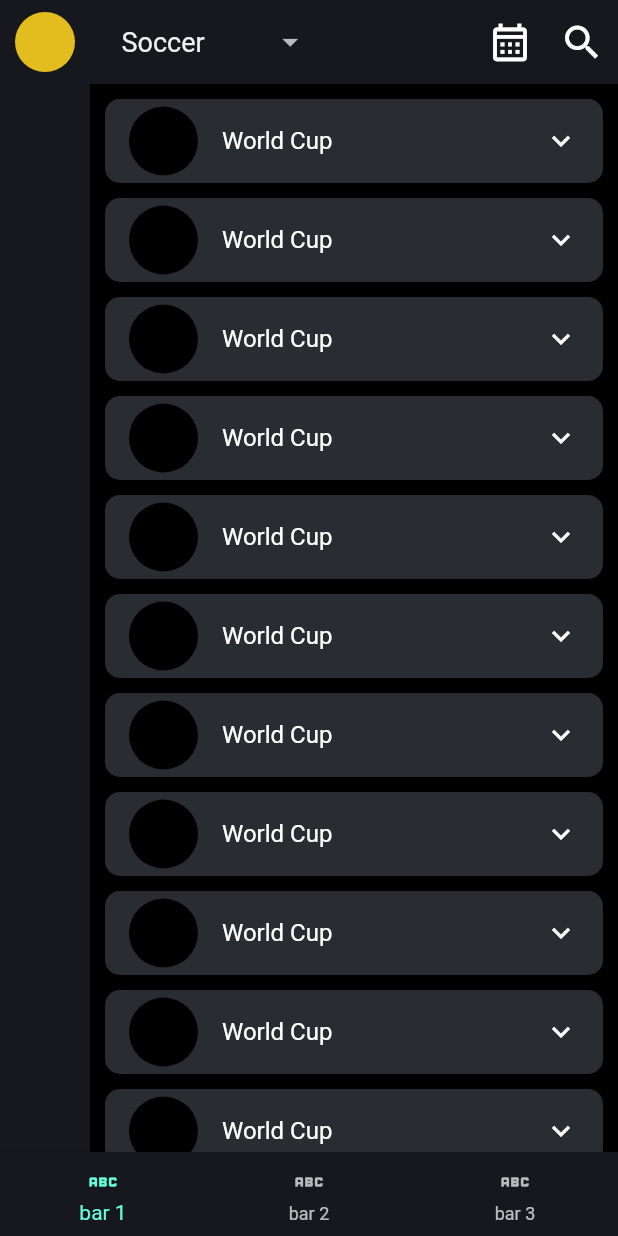
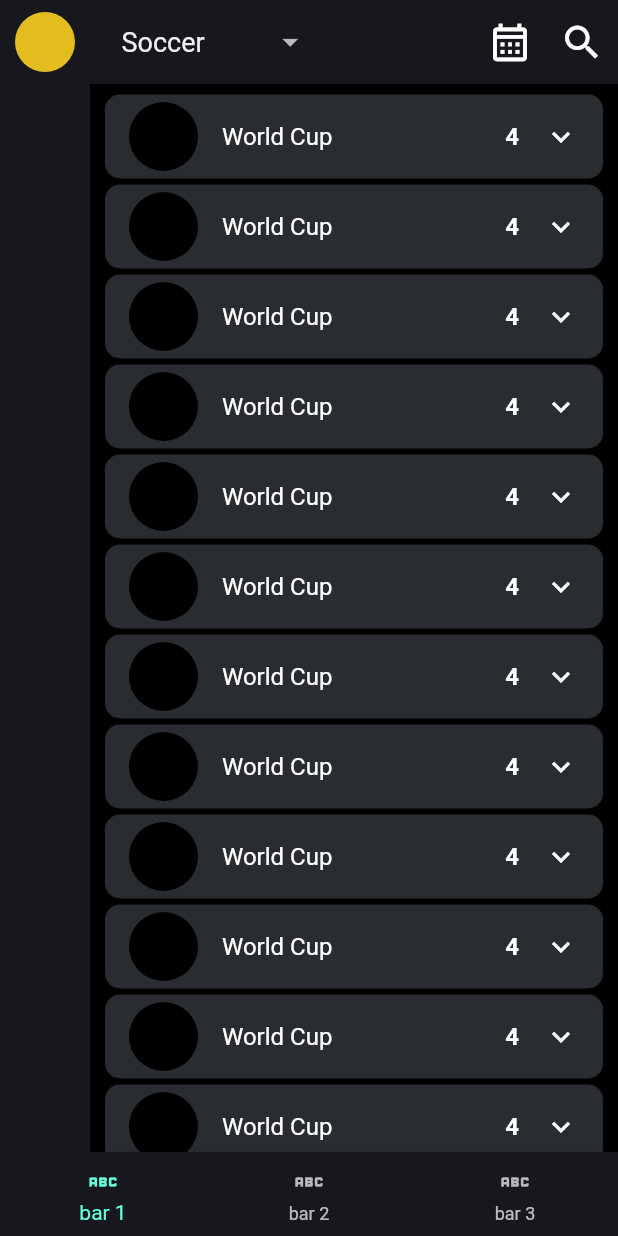
Before and after one commit to saytoonz/spotsapp, a Flutter app: the screen it shows after launch, on a phone screen of 412 x 824 dp. Run offline on Flutter 3.47's test engine with Material 2 defaults, Android fonts, the phone set to English and light mode, and no system bars; our stand-ins replace expandable.

Commit message:
Update landing_list_items.dart

```diff
--- a/lib/widgets/landing_list_items.dart
+++ b/lib/widgets/landing_list_items.dart
@@ -8,7 +8,7 @@ class LandingListItems extends StatelessWidget {
   @override
   Widget build(BuildContext context) {
     return Container(
-      margin: const EdgeInsets.symmetric(horizontal: 10, vertical: 5),
+      margin: const EdgeInsets.symmetric(horizontal: 10, vertical: 2),
       decoration: BoxDecoration(
         color: AppColors.appDark,
         borderRadius: BorderRadius.circular(10),
@@ -22,7 +22,19 @@ class LandingListItems extends StatelessWidget {
             shape: BoxShape.circle,
           ),
         ),
-        title: const Text("World Cup"),
+        title: Row(
+          children: const [
+            Expanded(
+              child: Text("World Cup"),
+            ),
+            Text(
+              "4",
+              style: TextStyle(
+                fontWeight: FontWeight.bold,
+              ),
+            ),
+          ],
+        ),
         trailing: const Icon(
           Icons.keyboard_arrow_down,
         ),
```
